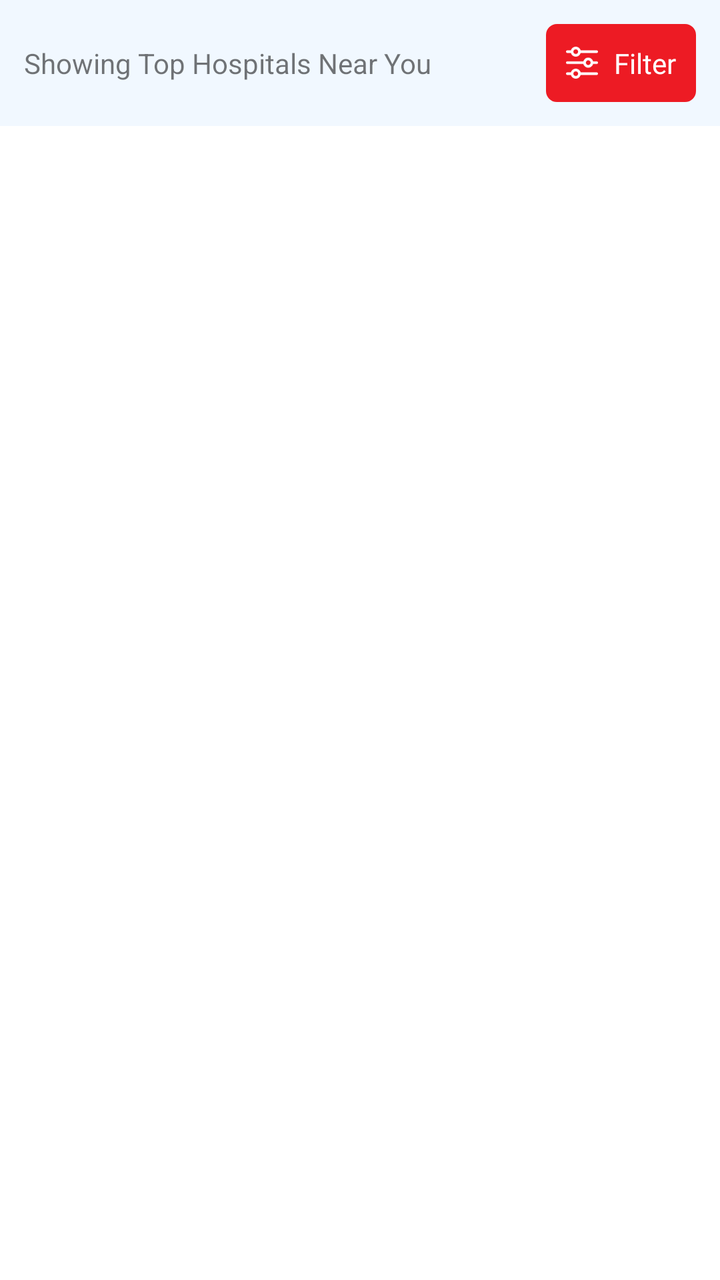
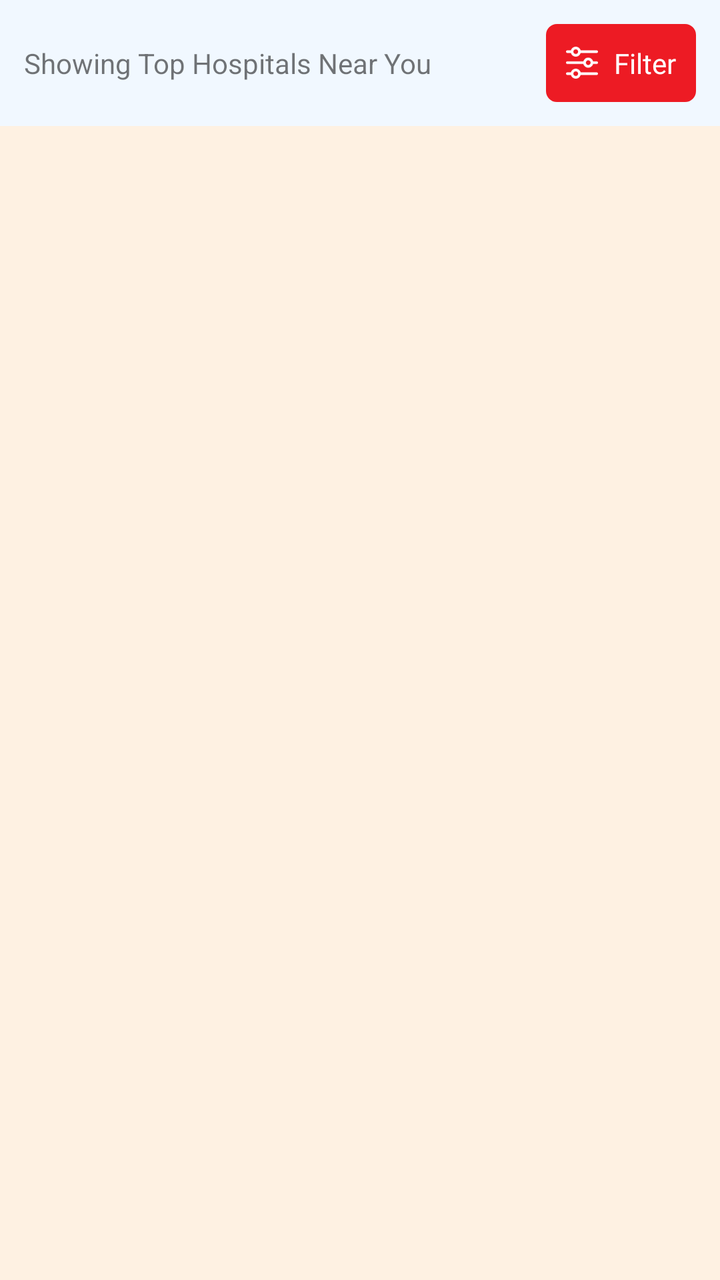

An Android layout rendered at two revisions. The XML below is the earlier revision; the diff shows what the commit changed to produce the second picture.
<!-- AndroidManifest.xml: application theme Theme.SwenHealth -->
<!-- res/layout/fragment_hospital.xml -->
<?xml version="1.0" encoding="utf-8"?>
<androidx.constraintlayout.widget.ConstraintLayout xmlns:android="http://schemas.android.com/apk/res/android"
    xmlns:app="http://schemas.android.com/apk/res-auto"
    xmlns:tools="http://schemas.android.com/tools"
    android:layout_width="match_parent"
    android:layout_height="match_parent"
    tools:context=".fragments.HospitalFragment">

    <androidx.constraintlayout.widget.ConstraintLayout
        android:id="@+id/main_cl"
        android:layout_width="match_parent"
        android:layout_height="match_parent"
        app:layout_constraintBottom_toBottomOf="parent"
        app:layout_constraintEnd_toEndOf="parent"
        app:layout_constraintStart_toStartOf="parent"
        app:layout_constraintTop_toTopOf="parent">

        <LinearLayout
            android:id="@+id/linearLayout13"
            android:layout_width="match_parent"
            android:layout_height="wrap_content"
            android:background="#F1F8FF"
            android:gravity="center"
            android:orientation="horizontal"
            android:padding="12dp"
            app:layout_constraintEnd_toEndOf="parent"
            app:layout_constraintStart_toStartOf="parent"
            app:layout_constraintTop_toTopOf="parent">

            <TextView
                android:id="@+id/textView72"
                android:layout_width="wrap_content"
                android:layout_height="wrap_content"
                android:layout_weight="1"
                android:text="@string/showing_top_hospitals_near_you" />

            <LinearLayout
                android:id="@+id/filter_ll"
                android:layout_width="wrap_content"
                android:layout_height="wrap_content"
                android:background="@drawable/edit_text_bg"
                android:backgroundTint="@color/red"
                android:gravity="center"
                android:orientation="horizontal"
                android:padding="10dp">

                <ImageView
                    android:id="@+id/imageView30"
                    android:layout_width="16dp"
                    android:layout_height="16dp"
                    android:src="@drawable/filter_img" />

                <TextView
                    android:id="@+id/textView76"
                    android:layout_width="wrap_content"
                    android:layout_height="wrap_content"
                    android:layout_marginLeft="8dp"
                    android:fontFamily="@font/lato_bold"
                    android:text="@string/filter"
                    android:textColor="@color/white" />
            </LinearLayout>
        </LinearLayout>

        <com.facebook.shimmer.ShimmerFrameLayout
            android:id="@+id/shimmer_layout"
            android:layout_width="0dp"
            android:layout_height="0dp"
            android:visibility="gone"
            app:layout_constraintBottom_toBottomOf="parent"
            app:layout_constraintEnd_toEndOf="parent"
            app:layout_constraintStart_toStartOf="parent"
            app:layout_constraintTop_toBottomOf="@+id/linearLayout13">

            <LinearLayout
                android:layout_width="match_parent"
                android:layout_height="wrap_content"
                android:orientation="vertical">

                <include layout="@layout/hospital_item_shimmer" />

                <include layout="@layout/hospital_item_shimmer" />

                <include layout="@layout/hospital_item_shimmer" />

                <include layout="@layout/hospital_item_shimmer" />

                <include layout="@layout/hospital_item_shimmer" />

                <include layout="@layout/hospital_item_shimmer" />

                <include layout="@layout/hospital_item_shimmer" />

                <include layout="@layout/hospital_item_shimmer" />

            </LinearLayout>

        </com.facebook.shimmer.ShimmerFrameLayout>

        <androidx.recyclerview.widget.RecyclerView
            android:id="@+id/hospitals_rv"
            android:layout_width="match_parent"
            android:layout_height="0dp"
            app:layout_constraintBottom_toBottomOf="parent"
            app:layout_constraintEnd_toEndOf="parent"
            app:layout_constraintStart_toStartOf="parent"
            app:layout_constraintTop_toBottomOf="@+id/linearLayout13" />

        <LinearLayout
            android:id="@+id/no_data_ll"
            android:layout_width="match_parent"
            android:layout_height="wrap_content"
            android:gravity="center"
            android:orientation="vertical"
            android:visibility="gone"
            app:layout_constraintBottom_toBottomOf="parent"
            app:layout_constraintEnd_toEndOf="parent"
            app:layout_constraintStart_toStartOf="parent"
            app:layout_constraintTop_toBottomOf="@+id/linearLayout13">

            <ImageView
                android:id="@+id/imageView34"
                android:layout_width="wrap_content"
                android:layout_height="wrap_content"
                android:adjustViewBounds="true"
                android:maxWidth="200dp"
                android:maxHeight="200dp"
                android:src="@drawable/no_data_found" />

            <TextView
                android:id="@+id/textView39"
                android:layout_width="wrap_content"
                android:layout_height="wrap_content"
                android:layout_marginTop="4dp"
                android:fontFamily="@font/lato"
                android:text="@string/no_hospitals_found"
                android:textColor="@color/black" />
        </LinearLayout>
    </androidx.constraintlayout.widget.ConstraintLayout>

    <androidx.constraintlayout.widget.ConstraintLayout
        android:id="@+id/filter_ll_view"
        android:layout_width="match_parent"
        android:layout_height="0dp"
        android:background="@color/white"
        android:visibility="gone"
        app:layout_constraintBottom_toBottomOf="parent"
        app:layout_constraintEnd_toEndOf="parent"
        app:layout_constraintStart_toStartOf="parent"
        app:layout_constraintTop_toTopOf="parent">

        <androidx.constraintlayout.widget.ConstraintLayout
            android:id="@+id/constraintLayout3"
            android:layout_width="match_parent"
            android:layout_height="wrap_content"
            android:background="@color/blue"
            app:layout_constraintEnd_toEndOf="parent"
            app:layout_constraintStart_toStartOf="parent"
            app:layout_constraintTop_toTopOf="parent">

            <View
                android:id="@+id/divider"
                android:layout_width="match_parent"
                android:layout_height="1dp"
                android:background="?android:attr/listDivider"
                app:layout_constraintEnd_toEndOf="parent"
                app:layout_constraintStart_toStartOf="parent"
                app:layout_constraintTop_toTopOf="parent" />

            <ImageView
                android:id="@+id/back_img"
                android:layout_width="32dp"
                android:layout_height="32dp"
                android:layout_marginStart="12dp"
                android:src="@drawable/back_img"
                app:layout_constraintBottom_toBottomOf="parent"
                app:layout_constraintStart_toStartOf="parent"
                app:layout_constraintTop_toBottomOf="@+id/divider" />

            <TextView
                android:id="@+id/cat_name_txt"
                android:layout_width="0dp"
                android:layout_height="wrap_content"
                android:layout_marginStart="12dp"
                android:layout_marginEnd="12dp"
                android:fontFamily="@font/lato_bold"
                android:text="@string/filter"
                android:textColor="@color/white"
                android:textSize="16sp"
                app:layout_constraintBottom_toBottomOf="@+id/back_img"
                app:layout_constraintEnd_toEndOf="parent"
                app:layout_constraintStart_toEndOf="@+id/back_img"
                app:layout_constraintTop_toTopOf="@+id/back_img" />

            <View
                android:id="@+id/divider2"
                android:layout_width="match_parent"
                android:layout_height="1dp"
                android:layout_marginTop="20dp"
                android:background="?android:attr/listDivider"
                app:layout_constraintEnd_toEndOf="parent"
                app:layout_constraintStart_toStartOf="parent"
                app:layout_constraintTop_toBottomOf="@+id/cat_name_txt" />
        </androidx.constraintlayout.widget.ConstraintLayout>

        <LinearLayout
            android:id="@+id/linearLayout2"
            android:layout_width="160dp"
            android:layout_height="0dp"
            android:orientation="vertical"
            app:layout_constraintBottom_toTopOf="@+id/linearLayout3"
            app:layout_constraintStart_toStartOf="parent"
            app:layout_constraintTop_toBottomOf="@+id/constraintLayout3">

            <androidx.recyclerview.widget.RecyclerView
                android:id="@+id/filter_cats_rv"
                android:layout_width="match_parent"
                android:layout_height="match_parent" />
        </LinearLayout>

        <View
            android:id="@+id/divider26"
            android:layout_width="1dp"
            android:layout_height="0dp"
            android:background="?android:attr/listDivider"
            app:layout_constraintBottom_toTopOf="@+id/linearLayout3"
            app:layout_constraintStart_toEndOf="@+id/linearLayout2"
            app:layout_constraintTop_toBottomOf="@+id/constraintLayout3" />

        <LinearLayout
            android:id="@+id/no_filter_data_ll"
            android:layout_width="0dp"
            android:layout_height="wrap_content"
            android:layout_marginStart="12dp"
            android:layout_marginTop="12dp"
            android:layout_marginEnd="12dp"
            android:layout_marginBottom="12dp"
            android:gravity="center"
            android:orientation="vertical"
            android:visibility="gone"
            app:layout_constraintBottom_toTopOf="@+id/linearLayout3"
            app:layout_constraintEnd_toEndOf="parent"
            app:layout_constraintStart_toEndOf="@+id/divider26"
            app:layout_constraintTop_toBottomOf="@+id/constraintLayout3">

            <ImageView
                android:layout_width="wrap_content"
                android:layout_height="wrap_content"
                android:adjustViewBounds="true"
                android:maxWidth="200dp"
                android:maxHeight="200dp"
                android:src="@drawable/no_data_found" />

            <TextView
                android:layout_width="wrap_content"
                android:layout_height="wrap_content"
                android:layout_marginTop="4dp"
                android:fontFamily="@font/lato"
                android:text="@string/no_data_found"
                android:textColor="@color/black" />
        </LinearLayout>

        <androidx.recyclerview.widget.RecyclerView
            android:id="@+id/filter_sub_cats_rv"
            android:layout_width="0dp"
            android:layout_height="0dp"
            android:padding="12dp"
            app:layout_constraintBottom_toTopOf="@+id/linearLayout3"
            app:layout_constraintEnd_toEndOf="parent"
            app:layout_constraintStart_toEndOf="@+id/divider26"
            app:layout_constraintTop_toBottomOf="@+id/constraintLayout3" />

        <View
            android:id="@+id/divider27"
            android:layout_width="match_parent"
            android:layout_height="1dp"
            android:background="?android:attr/listDivider"
            app:layout_constraintBottom_toTopOf="@+id/linearLayout3"
            app:layout_constraintEnd_toEndOf="parent"
            app:layout_constraintStart_toStartOf="parent" />

        <LinearLayout
            android:id="@+id/linearLayout3"
            android:layout_width="match_parent"
            android:layout_height="wrap_content"
            android:orientation="horizontal"
            android:padding="12dp"
            app:layout_constraintBottom_toBottomOf="parent"
            app:layout_constraintEnd_toEndOf="parent"
            app:layout_constraintStart_toStartOf="parent">

            <Button
                android:id="@+id/reset_btn"
                style="?attr/materialButtonOutlinedStyle"
                android:layout_width="wrap_content"
                android:layout_height="wrap_content"
                android:layout_weight="1"
                android:backgroundTint="@color/white"
                android:fontFamily="@font/inter_medium"
                android:padding="12dp"
                android:paddingLeft="36dp"
                android:paddingTop="12dp"
                android:paddingRight="36dp"
                android:paddingBottom="12dp"
                android:text="@string/reset"
                android:textAllCaps="false"
                android:textColor="@color/red"
                app:cornerRadius="8dp"
                app:strokeColor="@color/red"
                app:strokeWidth="1dp" />

            <Button
                android:id="@+id/apply_filter_btn"
                android:layout_width="wrap_content"
                android:layout_height="wrap_content"
                android:layout_marginLeft="24dp"
                android:layout_weight="1"
                android:fontFamily="@font/inter_medium"
                android:padding="12dp"
                android:text="@string/apply_filter"
                android:textAllCaps="false"
                app:cornerRadius="8dp" />
        </LinearLayout>

        <com.wang.avi.AVLoadingIndicatorView
            android:id="@+id/progress"
            style="@style/AVLoadingIndicatorView"
            android:layout_width="wrap_content"
            android:layout_height="wrap_content"
            android:visibility="gone"
            app:indicatorColor="@color/blue"
            app:indicatorName="LineSpinFadeLoaderIndicator"
            app:layout_constraintBottom_toBottomOf="parent"
            app:layout_constraintEnd_toEndOf="parent"
            app:layout_constraintStart_toStartOf="parent"
            app:layout_constraintTop_toTopOf="parent" />

    </androidx.constraintlayout.widget.ConstraintLayout>
</androidx.constraintlayout.widget.ConstraintLayout>
<!-- res/layout/hospital_item_shimmer.xml (included above) -->
<?xml version="1.0" encoding="utf-8"?>
<androidx.constraintlayout.widget.ConstraintLayout xmlns:android="http://schemas.android.com/apk/res/android"
    xmlns:app="http://schemas.android.com/apk/res-auto"
    xmlns:tools="http://schemas.android.com/tools"
    android:layout_width="match_parent"
    android:layout_height="wrap_content">

    <androidx.constraintlayout.widget.ConstraintLayout
        android:id="@+id/linearLayout5"
        android:layout_width="match_parent"
        android:layout_height="wrap_content"
        android:orientation="horizontal"
        android:padding="12dp"
        app:layout_constraintEnd_toEndOf="parent"
        app:layout_constraintStart_toStartOf="parent"
        app:layout_constraintTop_toTopOf="parent">


        <androidx.cardview.widget.CardView
            android:id="@+id/cardView2"
            android:layout_width="wrap_content"
            android:layout_height="wrap_content"
            app:cardCornerRadius="50dp"
            app:layout_constraintBottom_toBottomOf="parent"
            app:layout_constraintStart_toStartOf="parent"
            app:layout_constraintTop_toTopOf="parent">

            <de.hdodenhof.circleimageview.CircleImageView
                android:id="@+id/hospital_img"
                android:layout_width="100dp"
                android:layout_height="100dp"
                android:background="@color/shimmer_color"
                app:civ_border_color="@color/light_gray"
                app:civ_border_width="1dp" />
        </androidx.cardview.widget.CardView>

        <LinearLayout
            android:layout_width="0dp"
            android:layout_height="0dp"
            android:gravity="center"
            android:orientation="vertical"
            android:padding="12dp"
            app:layout_constraintBottom_toBottomOf="@+id/cardView2"
            app:layout_constraintEnd_toEndOf="parent"
            app:layout_constraintStart_toEndOf="@+id/cardView2"
            app:layout_constraintTop_toTopOf="@+id/cardView2">

            <TextView
                android:id="@+id/name_txt"
                android:layout_width="match_parent"
                android:layout_height="wrap_content"
                android:background="@color/shimmer_color"
                android:ellipsize="end"
                android:fontFamily="@font/lato_black"
                android:maxLines="1"
                android:textColor="@color/black" />

            <TextView
                android:id="@+id/speciality_txt"
                android:layout_width="match_parent"
                android:layout_height="wrap_content"
                android:layout_marginTop="10dp"
                android:background="@color/shimmer_color"
                android:ellipsize="end"
                android:fontFamily="@font/lato"
                android:maxLines="1"
                android:textColor="@color/light_black" />

            <LinearLayout
                android:layout_width="match_parent"
                android:layout_height="wrap_content"
                android:layout_marginTop="10dp"
                android:orientation="horizontal">

                <ImageView
                    android:id="@+id/imageView7"
                    android:layout_width="16dp"
                    android:layout_height="16dp"
                    android:layout_gravity="center"
                    android:background="@color/shimmer_color" />

                <TextView
                    android:id="@+id/location_txt"
                    android:layout_width="match_parent"
                    android:layout_height="wrap_content"
                    android:layout_gravity="center"
                    android:layout_marginLeft="8dp"
                    android:background="@color/shimmer_color"
                    android:ellipsize="end"
                    android:fontFamily="@font/lato"
                    android:maxLines="1"
                    android:textColor="@color/light_black" />
            </LinearLayout>
        </LinearLayout>
    </androidx.constraintlayout.widget.ConstraintLayout>

    <View
        android:id="@+id/divider"
        android:layout_width="match_parent"
        android:layout_height="1dp"
        android:background="@color/shimmer_color"
        app:layout_constraintEnd_toEndOf="parent"
        app:layout_constraintStart_toStartOf="parent"
        app:layout_constraintTop_toBottomOf="@+id/linearLayout5" />

</androidx.constraintlayout.widget.ConstraintLayout>
<!-- resources referenced by this layout -->
<resources>
  <color name="black">#FF000000</color>
  <color name="blue">#B12121</color>
  <color name="light_black">#212121</color>
  <color name="light_gray">#F1F1F1</color>
  <color name="red">#ED1B24</color>
  <color name="shimmer_color">#BCC3D0</color>
  <color name="white">#FFFFFFFF</color>
  <!-- drawable back_img: png bitmap (drawable, 479 bytes) -->
  <!-- drawable edit_text_bg (drawable) -->
  <?xml version="1.0" encoding="utf-8"?>
  <shape xmlns:android="http://schemas.android.com/apk/res/android">
      <corners android:radius="5dp" />
      <solid android:color="@color/white" />
      <stroke android:width="1dp"
          android:color="@color/light_gray1"/>
  </shape>
  <!-- drawable filter_img: png bitmap (drawable, 727 bytes) -->
  <!-- drawable no_data_found: png bitmap (drawable, 575312 bytes) -->
  <string name="apply_filter">Apply Filter</string>
  <string name="filter">Filter</string>
  <string name="no_data_found">No Data Found</string>
  <string name="no_hospitals_found">No Hospitals Nearby</string>
  <string name="reset">Reset</string>
  <string name="showing_top_hospitals_near_you">Showing Top Hospitals Near You</string>
  <style name="Theme.SwenHealth" parent="Base.Theme.SwenHealth" />
  <color name="light_gray1">#B4B4B4</color>
  <style name="Base.Theme.SwenHealth" parent="Theme.MaterialComponents.Light.NoActionBar">
          
          
          <item name="colorPrimary">@color/app_primary_color</item>
          <item name="colorPrimaryVariant">@color/app_primary_color</item>
          <item name="colorOnPrimary">@color/white</item>
          <item name="colorSecondary">@color/app_primary_color</item>
          <item name="colorSecondaryVariant">@color/app_primary_color</item>
          <item name="colorOnSecondary">@color/white</item>
          <item name="android:windowLightStatusBar" tools:ignore="NewApi">true</item>
          <item name="android:statusBarColor">@color/white</item>
          <item name="android:windowDisablePreview">true</item>
      </style>
  <color name="app_primary_color">#B12121</color>
</resources>

<!-- the commit's change to res/layout/fragment_hospital.xml (unified diff, before → after) -->
@@ -4,6 +4,7 @@
     xmlns:tools="http://schemas.android.com/tools"
     android:layout_width="match_parent"
     android:layout_height="match_parent"
+    android:background="@color/screen_background"
     tools:context=".fragments.HospitalFragment">
 
     <androidx.constraintlayout.widget.ConstraintLayout
<!-- resource entries referenced after the edit -->
@@ -5,6 +5,7 @@
   <color name="light_black">#212121</color>
   <color name="light_gray">#F1F1F1</color>
   <color name="red">#ED1B24</color>
+  <color name="screen_background">#FEF1E2</color>
   <color name="shimmer_color">#BCC3D0</color>
   <color name="white">#FFFFFFFF</color>
   <!-- drawable back_img: png bitmap (drawable, 479 bytes) -->
